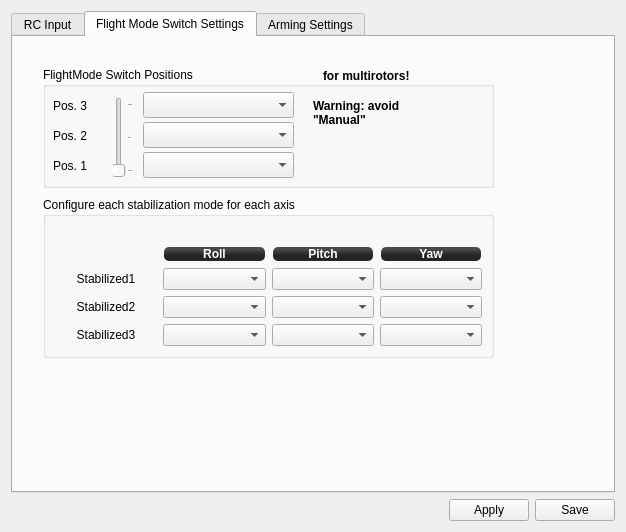
First picture: the form in ground/openpilotgcs/src/plugins/config/input.ui, repository openpilot/OpenPilot, before the edit.
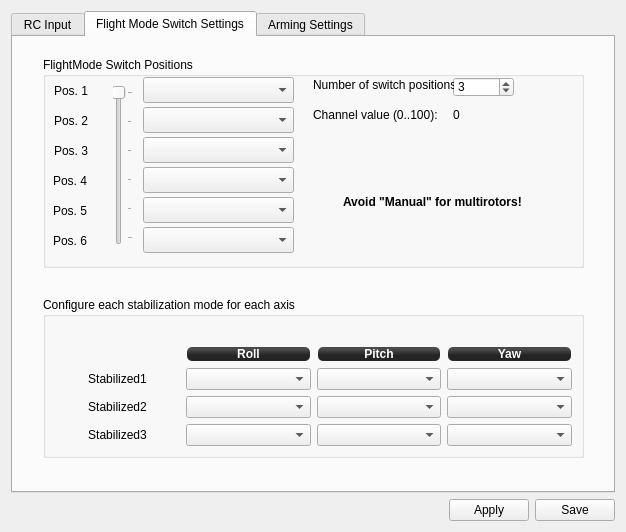
Second picture: the form after the edit. The open tabs and pages were chosen to show the change. Icons and pictures are not drawn.

Commit message: Add support for more than 3-pos FlightMode switches

Patch:
```diff
--- a/ground/openpilotgcs/src/plugins/config/input.ui
+++ b/ground/openpilotgcs/src/plugins/config/input.ui
@@ -204,31 +204,12 @@
       <attribute name="title">
        <string>Flight Mode Switch Settings</string>
       </attribute>
-      <widget class="QLabel" name="label_16">
-       <property name="geometry">
-        <rect>
-         <x>310</x>
-         <y>30</y>
-         <width>201</width>
-         <height>17</height>
-        </rect>
-       </property>
-       <property name="font">
-        <font>
-         <weight>75</weight>
-         <bold>true</bold>
-        </font>
-       </property>
-       <property name="text">
-        <string>for multirotors!</string>
-       </property>
-      </widget>
       <widget class="QGroupBox" name="groupBox">
        <property name="geometry">
         <rect>
          <x>30</x>
-         <y>160</y>
-         <width>451</width>
+         <y>260</y>
+         <width>541</width>
          <height>161</height>
         </rect>
        </property>
@@ -420,19 +401,19 @@
        <property name="geometry">
         <rect>
          <x>30</x>
-         <y>30</y>
-         <width>451</width>
-         <height>121</height>
+         <y>20</y>
+         <width>541</width>
+         <height>211</height>
         </rect>
        </property>
        <property name="title">
         <string>FlightMode Switch Positions</string>
        </property>
-       <widget class="QComboBox" name="fmsModePos2">
+       <widget class="QComboBox" name="fmsModePos5">
         <property name="geometry">
          <rect>
           <x>100</x>
-          <y>55</y>
+          <y>140</y>
           <width>151</width>
           <height>26</height>
          </rect>
@@ -441,11 +422,11 @@
          <enum>Qt::StrongFocus</enum>
         </property>
        </widget>
-       <widget class="QComboBox" name="fmsModePos3">
+       <widget class="QComboBox" name="fmsModePos4">
         <property name="geometry">
          <rect>
           <x>100</x>
-          <y>25</y>
+          <y>110</y>
           <width>151</width>
           <height>26</height>
          </rect>
@@ -461,20 +442,20 @@
         <property name="geometry">
          <rect>
           <x>10</x>
-          <y>30</y>
+          <y>115</y>
           <width>62</width>
           <height>17</height>
          </rect>
         </property>
         <property name="text">
-         <string>Pos. 3</string>
+         <string>Pos. 4</string>
         </property>
        </widget>
-       <widget class="QComboBox" name="fmsModePos1">
+       <widget class="QComboBox" name="fmsModePos6">
         <property name="geometry">
          <rect>
           <x>100</x>
-          <y>85</y>
+          <y>170</y>
           <width>151</width>
           <height>26</height>
          </rect>
@@ -487,26 +468,26 @@
         <property name="geometry">
          <rect>
           <x>10</x>
-          <y>60</y>
+          <y>145</y>
           <width>62</width>
           <height>17</height>
          </rect>
         </property>
         <property name="text">
-         <string>Pos. 2</string>
+         <string>Pos. 5</string>
         </property>
        </widget>
        <widget class="QLabel" name="label_13">
         <property name="geometry">
          <rect>
           <x>10</x>
-          <y>90</y>
+          <y>175</y>
           <width>62</width>
           <height>17</height>
          </rect>
         </property>
         <property name="text">
-         <string>Pos. 1</string>
+         <string>Pos. 6</string>
         </property>
        </widget>
        <widget class="QSlider" name="fmsSlider">
@@ -516,9 +497,9 @@
         <property name="geometry">
          <rect>
           <x>70</x>
-          <y>30</y>
+          <y>28</y>
           <width>20</width>
-          <height>81</height>
+          <height>160</height>
          </rect>
         </property>
         <property name="focusPolicy">
@@ -530,34 +511,176 @@
 if you have not done so already.</string>
         </property>
         <property name="minimum">
-         <number>-100</number>
+         <number>0</number>
         </property>
         <property name="maximum">
-         <number>100</number>
+         <number>5</number>
         </property>
         <property name="pageStep">
          <number>10</number>
         </property>
+        <property name="value">
+         <number>0</number>
+        </property>
         <property name="sliderPosition">
-         <number>-100</number>
+         <number>0</number>
         </property>
         <property name="orientation">
          <enum>Qt::Vertical</enum>
         </property>
+        <property name="invertedAppearance">
+         <bool>true</bool>
+        </property>
         <property name="tickPosition">
          <enum>QSlider::TicksBelow</enum>
         </property>
         <property name="tickInterval">
-         <number>100</number>
+         <number>1</number>
+        </property>
+       </widget>
+       <widget class="QComboBox" name="fmsModePos2">
+        <property name="geometry">
+         <rect>
+          <x>100</x>
+          <y>50</y>
+          <width>151</width>
+          <height>26</height>
+         </rect>
+        </property>
+        <property name="focusPolicy">
+         <enum>Qt::StrongFocus</enum>
+        </property>
+       </widget>
+       <widget class="QComboBox" name="fmsModePos3">
+        <property name="geometry">
+         <rect>
+          <x>100</x>
+          <y>80</y>
+          <width>151</width>
+          <height>26</height>
+         </rect>
+        </property>
+        <property name="focusPolicy">
+         <enum>Qt::StrongFocus</enum>
+        </property>
+       </widget>
+       <widget class="QComboBox" name="fmsModePos1">
+        <property name="geometry">
+         <rect>
+          <x>100</x>
+          <y>20</y>
+          <width>151</width>
+          <height>26</height>
+         </rect>
+        </property>
+        <property name="focusPolicy">
+         <enum>Qt::StrongFocus</enum>
+        </property>
+        <property name="toolTip">
+         <string>Select the stabilization mode on this position (manual/stabilized/auto)</string>
+        </property>
+       </widget>
+       <widget class="QLabel" name="label_pos2">
+        <property name="geometry">
+         <rect>
+          <x>11</x>
+          <y>55</y>
+          <width>62</width>
+          <height>17</height>
+         </rect>
+        </property>
+        <property name="text">
+         <string>Pos. 2</string>
+        </property>
+       </widget>
+       <widget class="QLabel" name="label_pos1">
+        <property name="geometry">
+         <rect>
+          <x>11</x>
+          <y>25</y>
+          <width>62</width>
+          <height>17</height>
+         </rect>
+        </property>
+        <property name="text">
+         <string>Pos. 1</string>
+        </property>
+       </widget>
+       <widget class="QLabel" name="label_pos3">
+        <property name="geometry">
+         <rect>
+          <x>11</x>
+          <y>85</y>
+          <width>62</width>
+          <height>17</height>
+         </rect>
+        </property>
+        <property name="text">
+         <string>Pos. 3</string>
+        </property>
+       </widget>
+       <widget class="QSpinBox" name="fmsPosNum">
+        <property name="geometry">
+         <rect>
+          <x>410</x>
+          <y>20</y>
+          <width>61</width>
+          <height>20</height>
+         </rect>
+        </property>
+        <property name="toolTip">
+         <string>Number of positions your FlightMode switch has.
+
+Default is 3.
+
+It will be 2 or 3 for most of setups, but it also can be up to 6.
+In that case you have to configure your radio mixers so the whole range
+from min to max is split into N equal intervals, and you may set arbitrary
+channel value for each flight mode.</string>
+        </property>
+        <property name="minimum">
+         <number>1</number>
+        </property>
+        <property name="maximum">
+         <number>6</number>
+        </property>
+        <property name="value">
+         <number>3</number>
+        </property>
+       </widget>
+       <widget class="QLabel" name="label">
+        <property name="geometry">
+         <rect>
+          <x>270</x>
+          <y>20</y>
+          <width>141</width>
+          <height>16</height>
+         </rect>
+        </property>
+        <property name="text">
+         <string>Number of switch positions:</string>
+        </property>
+       </widget>
+       <widget class="QLabel" name="label_2">
+        <property name="geometry">
+         <rect>
+          <x>270</x>
+          <y>50</y>
+          <width>141</width>
+          <height>16</height>
+         </rect>
+        </property>
+        <property name="text">
+         <string>Channel value (0..100):</string>
         </property>
        </widget>
        <widget class="QLabel" name="label_15">
         <property name="geometry">
          <rect>
-          <x>270</x>
-          <y>30</y>
-          <width>141</width>
-          <height>31</height>
+          <x>300</x>
+          <y>130</y>
+          <width>191</width>
+          <height>30</height>
          </rect>
         </property>
         <property name="font">
@@ -567,12 +690,34 @@
          </font>
         </property>
         <property name="text">
-         <string>Warning: avoid &quot;Manual&quot;</string>
+         <string>Avoid &quot;Manual&quot; for multirotors!</string>
         </property>
         <property name="wordWrap">
          <bool>true</bool>
         </property>
        </widget>
+       <widget class="QLabel" name="fmsValue">
+        <property name="geometry">
+         <rect>
+          <x>410</x>
+          <y>51</y>
+          <width>46</width>
+          <height>13</height>
+         </rect>
+        </property>
+        <property name="toolTip">
+         <string>FlightMode channel value is shown here for reference.
+
+Whole range [0..100] in spit into number of intervals - one per
+FlightMode (switch position).
+
+Hint: make sure that you have the FlightMode channel neutral
+value defined.</string>
+        </property>
+        <property name="text">
+         <string>0</string>
+        </property>
+       </widget>
       </widget>
      </widget>
      <widget class="QWidget" name="tab_4">
```
Left out of the diff: 47 changed lines with no effect on the pictures. The commit also changes 4 other files.
